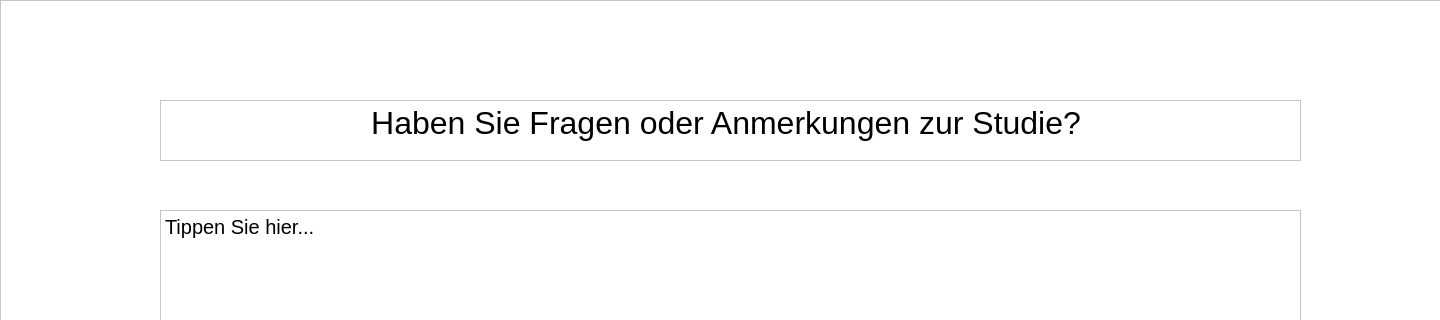
The window that forms/open_end.ui (IKI-Lab/auscultation_AI_noise_exp) describes before a commit, drawn with Qt 5; both pictures show x 0 to 1440 and y 0 to 320 of the 1440 by 757 pixel window.
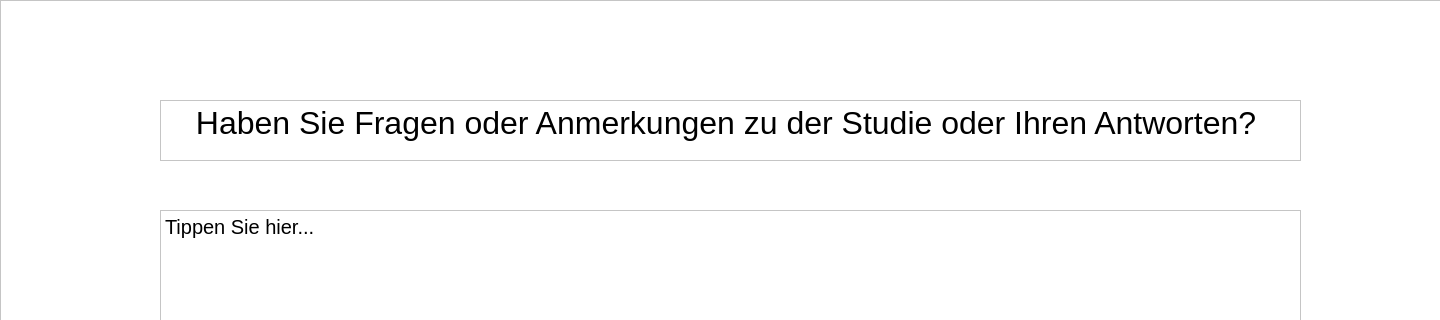
The same window after the commit.

Patch:
```diff
--- a/forms/open_end.ui
+++ b/forms/open_end.ui
@@ -79,7 +79,7 @@
 &lt;html&gt;&lt;head&gt;&lt;meta name=&quot;qrichtext&quot; content=&quot;1&quot; /&gt;&lt;style type=&quot;text/css&quot;&gt;
 p, li { white-space: pre-wrap; }
 &lt;/style&gt;&lt;/head&gt;&lt;body style=&quot; font-family:'.AppleSystemUIFont'; font-size:13pt; font-weight:400; font-style:normal;&quot;&gt;
-&lt;p align=&quot;center&quot; style=&quot; margin-top:0px; margin-bottom:0px; margin-left:0px; margin-right:0px; -qt-block-indent:0; text-indent:0px;&quot;&gt;&lt;span style=&quot; font-family:'Helvetica Neue'; font-size:24pt;&quot;&gt;Haben Sie Fragen oder Anmerkungen zur Studie?&lt;/span&gt;&lt;span style=&quot; font-size:24pt;&quot;&gt; &lt;/span&gt;&lt;/p&gt;&lt;/body&gt;&lt;/html&gt;</string>
+&lt;p align=&quot;center&quot; style=&quot; margin-top:0px; margin-bottom:0px; margin-left:0px; margin-right:0px; -qt-block-indent:0; text-indent:0px;&quot;&gt;&lt;span style=&quot; font-family:'Helvetica Neue'; font-size:24pt;&quot;&gt;Haben Sie Fragen oder Anmerkungen zu der Studie oder Ihren Antworten?&lt;/span&gt;&lt;span style=&quot; font-size:24pt;&quot;&gt; &lt;/span&gt;&lt;/p&gt;&lt;/body&gt;&lt;/html&gt;</string>
     </property>
    </widget>
    <widget class="QPlainTextEdit" name="plainTextEdit">
```
